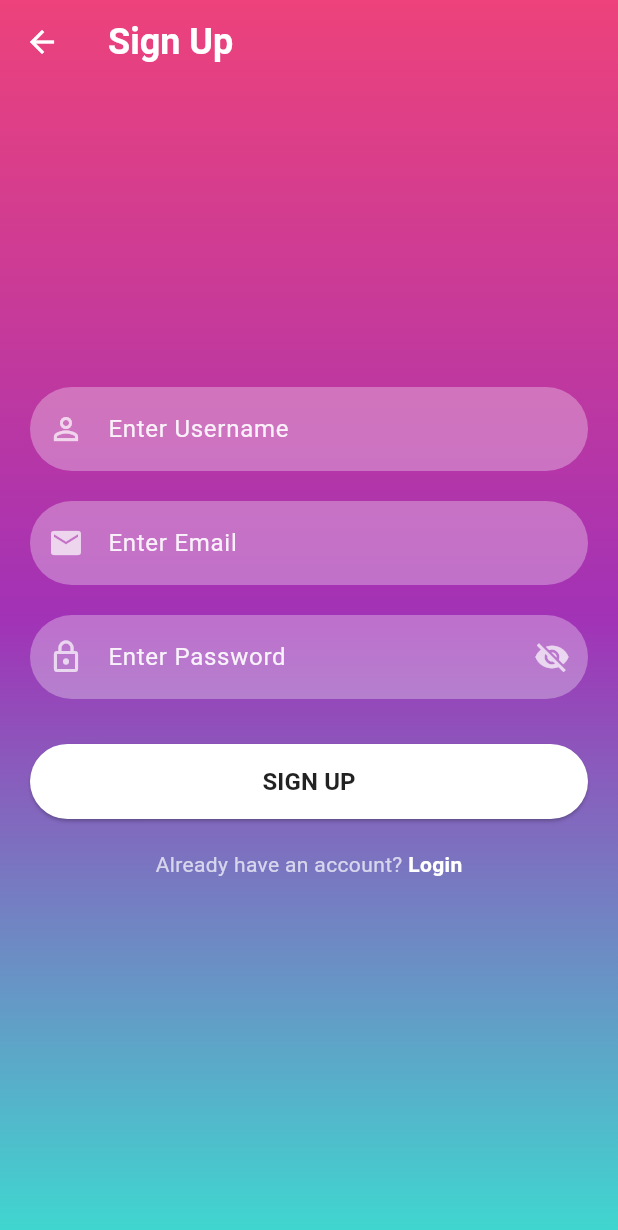
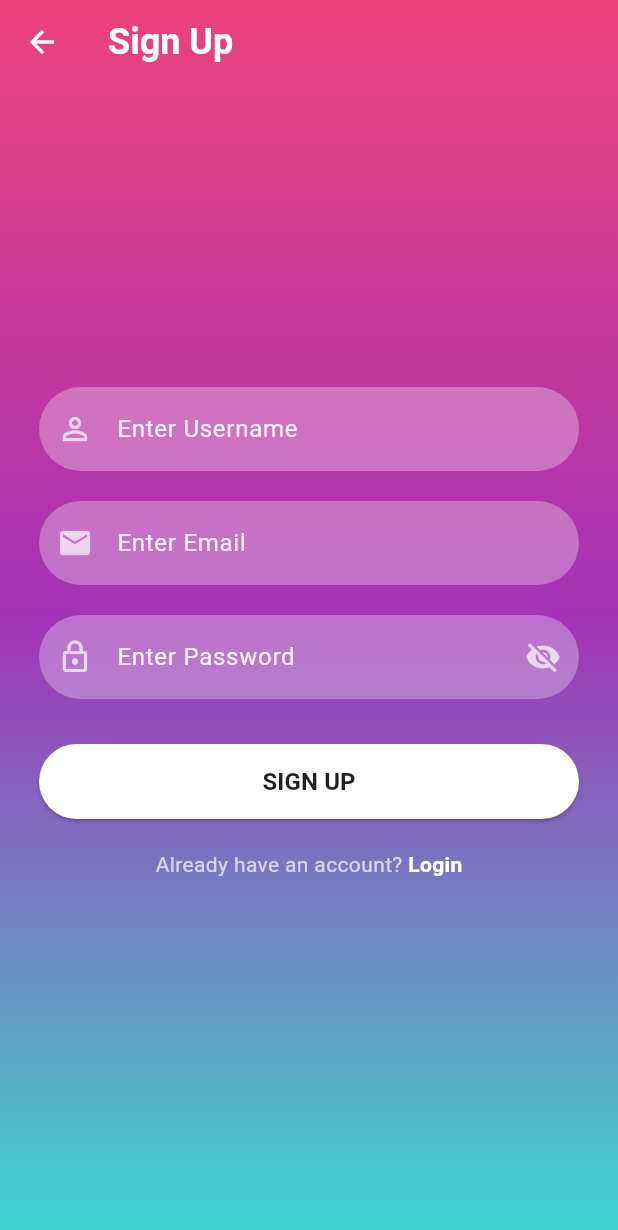
Before and after one commit to frondara/smlc_erp, a Flutter app: the screen it shows after launch, after a tap on "Sign Up", on a phone screen of 412 x 824 dp. Shown: the top 1230 px of the screen. Run offline on Flutter 3.47's test engine with Material 3 defaults, Android fonts, the phone set to English and light mode, and no system bars; our stand-ins replace firebase_auth, firebase_core; accounts and stored records are empty.

Commit message:
fixed overflowed UI in phone

```diff
--- a/lib/screens/home.dart
+++ b/lib/screens/home.dart
@@ -27,8 +27,10 @@ class _HomeScreenState extends State<HomeScreen> {
           IconButton(
             icon: const Icon(Icons.exit_to_app),
             onPressed: () {
-              Navigator.pushReplacement(context,
-                  MaterialPageRoute(builder: (context) => SignInScreen()));
+              Navigator.pushReplacement(
+                  context,
+                  MaterialPageRoute(
+                      builder: (context) => const SignInScreen()));
             },
           ),
         ],
--- a/lib/screens/signin.dart
+++ b/lib/screens/signin.dart
@@ -2,7 +2,6 @@ import 'package:firebase_auth/firebase_auth.dart';
 import 'package:flutter/material.dart';
 import 'package:smlc_erp/screens/home.dart';
 import 'package:smlc_erp/screens/signup.dart';
-import 'package:smlc_erp/utils/color_utils.dart';
 import 'package:smlc_erp/widgets/reusable_widget.dart';
 
 class SignInScreen extends StatefulWidget {
@@ -20,6 +19,7 @@ class _SignInScreenState extends State<SignInScreen> {
   @override
   Widget build(BuildContext context) {
     return Scaffold(
+      resizeToAvoidBottomInset: true,
       body: Container(
         width: MediaQuery.of(context).size.width,
         height: MediaQuery.of(context).size.height,
@@ -30,9 +30,7 @@ class _SignInScreenState extends State<SignInScreen> {
           Color.fromARGB(251, 60, 215, 207)
         ], begin: Alignment.topCenter, end: Alignment.bottomCenter)),
         child: Center(
-          child: ConstrainedBox(
-            constraints:
-                const BoxConstraints(maxWidth: 600), // Limit the max width
+          child: SingleChildScrollView(
             child: Padding(
               padding: const EdgeInsets.all(20),
               child: Column(
@@ -41,20 +39,32 @@ class _SignInScreenState extends State<SignInScreen> {
                 children: <Widget>[
                   logoWidget("assets/images/SMLC official logo.png"),
                   const SizedBox(height: 70),
-                  reusableTextField("Enter Username", Icons.person_outline,
-                      false, _emailTextController,
+                  ConstrainedBox(
+                    constraints: const BoxConstraints(maxWidth: 400),
+                    child: reusableTextField("Enter Username",
+                        Icons.person_outline, false, _emailTextController,
                         showPasswordToggle: false,
                         onTogglePasswordVisibility: () {}),
+                  ),
                   const SizedBox(height: 30),
-                  reusableTextField("Enter Password", Icons.lock_outline,
-                      !_isPasswordVisible, _passwordTextController,
-                      showPasswordToggle: true, onTogglePasswordVisibility: () {
+                  ConstrainedBox(
+                    constraints: const BoxConstraints(maxWidth: 400),
+                    child: reusableTextField(
+                        "Enter Password",
+                        Icons.lock_outline,
+                        !_isPasswordVisible,
+                        _passwordTextController,
+                        showPasswordToggle: true,
+                        onTogglePasswordVisibility: () {
                       setState(() {
                         _isPasswordVisible = !_isPasswordVisible;
                       });
                     }),
+                  ),
                   const SizedBox(height: 30),
-                  signInSignUpButton(context, true, () {
+                  ConstrainedBox(
+                    constraints: const BoxConstraints(maxWidth: 400),
+                    child: signInSignUpButton(context, true, () {
                       FirebaseAuth.instance
                           .signInWithEmailAndPassword(
                               email: _emailTextController.text,
@@ -65,9 +75,10 @@ class _SignInScreenState extends State<SignInScreen> {
                             MaterialPageRoute(
                                 builder: (context) => const HomeScreen()));
                       }).onError((error, stackTrace) {
-                      print("Error login: ${error.toString()}");
+                        //("Error login: ${error.toString()}");
                       });
                     }),
+                  ),
                   signUpOption(),
                 ],
               ),
--- a/lib/screens/signup.dart
+++ b/lib/screens/signup.dart
@@ -2,7 +2,6 @@ import 'package:firebase_auth/firebase_auth.dart';
 import 'package:flutter/material.dart';
 import 'package:smlc_erp/screens/home.dart';
 import 'package:smlc_erp/screens/signin.dart';
-import 'package:smlc_erp/utils/color_utils.dart';
 import 'package:smlc_erp/widgets/reusable_widget.dart';
 
 class SignUpScreen extends StatefulWidget {
@@ -41,7 +40,7 @@ class _SignUpScreenState extends State<SignUpScreen> {
         ], begin: Alignment.topCenter, end: Alignment.bottomCenter)),
         child: Center(
           child: ConstrainedBox(
-            constraints: const BoxConstraints(maxWidth: 600),
+            constraints: const BoxConstraints(maxWidth: 400),
             child: SingleChildScrollView(
               child: Padding(
                 padding: const EdgeInsets.all(20),
@@ -79,7 +78,7 @@ class _SignUpScreenState extends State<SignUpScreen> {
                             MaterialPageRoute(
                                 builder: (context) => const HomeScreen()));
                       }).onError((error, stackTrace) {
-                        print("Error: ${error.toString()}");
+                        //print("Error: ${error.toString()}");
                       });
                     }),
                     signInOption(),
```
Lines whose indentation alone changed are shown as unchanged.
